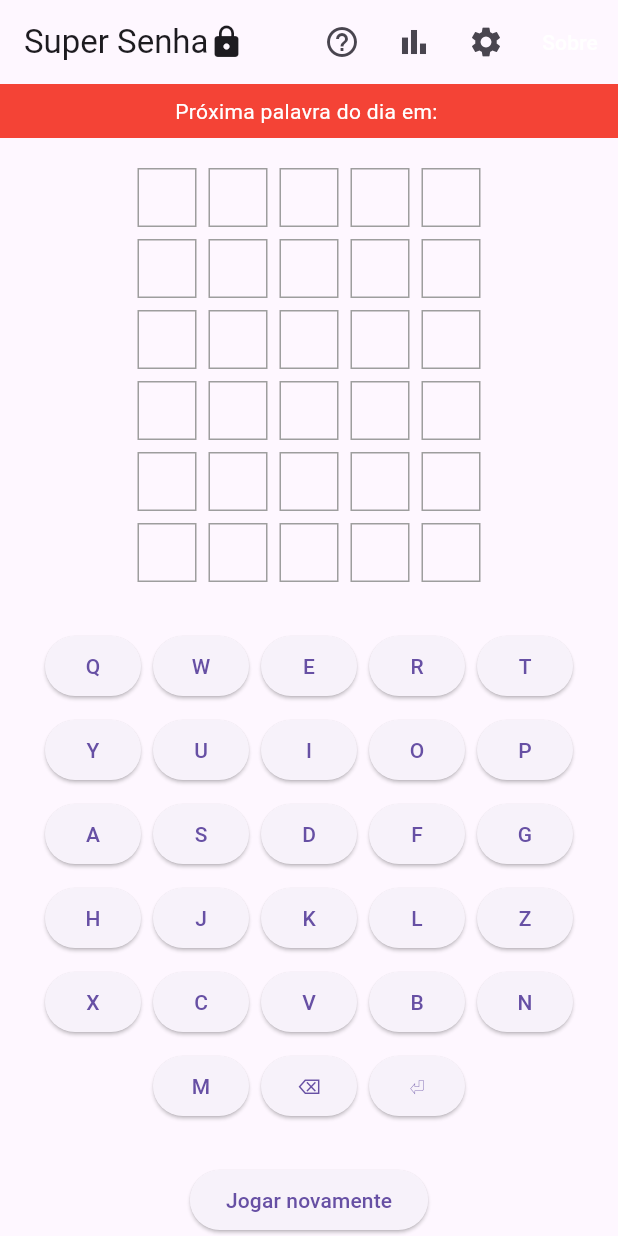
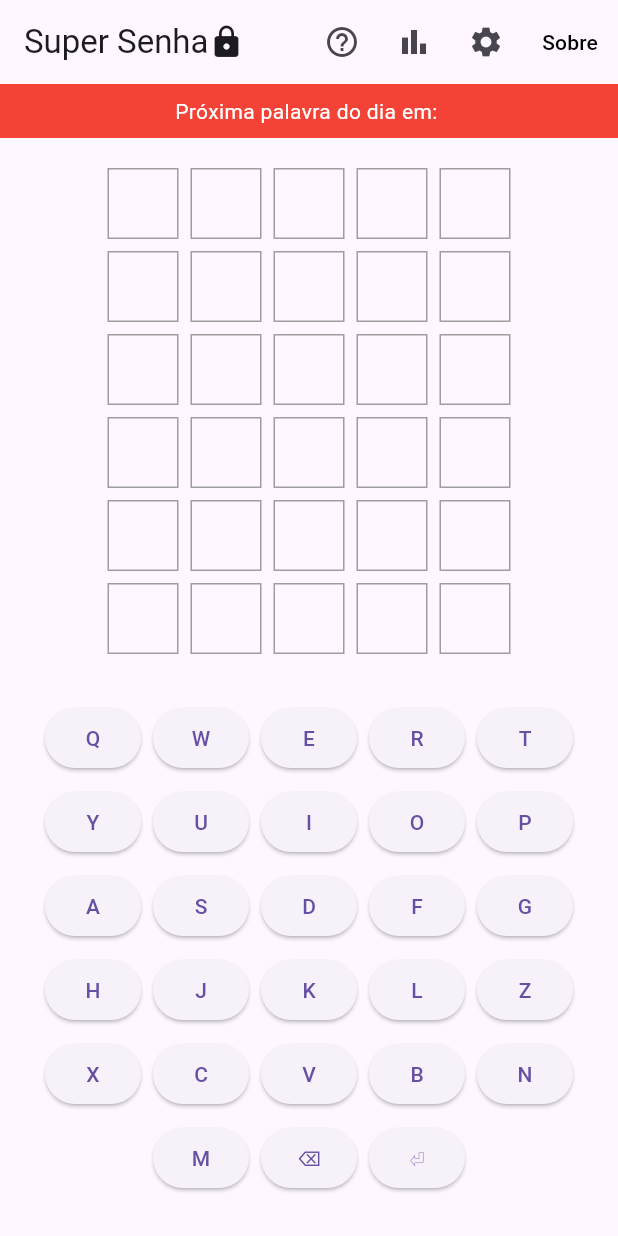
Before and after one commit to vperdigao/super_senha, a Flutter app: the screen it shows after launch, on a phone screen of 412 x 824 dp. Run offline on Flutter 3.47's test engine with Material 3 defaults, Android fonts, the phone set to English and light mode, and no system bars; our stand-ins replace shared_preferences.

Commit message:
Ajusta cores conforme tema e comportamento do botão de reinício

```diff
--- a/lib/main.dart
+++ b/lib/main.dart
@@ -560,6 +560,7 @@ class _GamePageState extends State<GamePage> {
   @override
   Widget build(BuildContext context) {
     final mq = MediaQuery.of(context);
+    final isLightTheme = Theme.of(context).brightness == Brightness.light;
     final actions = [
       IconButton(
         icon: const Icon(Icons.help_outline),
@@ -575,7 +576,12 @@ class _GamePageState extends State<GamePage> {
       ),
       TextButton(
         onPressed: _showAboutDialog,
-        child: const Text('Sobre', style: TextStyle(color: Colors.white)),
+        child: Text(
+          'Sobre',
+          style: TextStyle(
+            color: isLightTheme ? Colors.black : Colors.white,
+          ),
+        ),
       )
     ];
     final titleRow = Row(
@@ -620,6 +626,18 @@ class _GamePageState extends State<GamePage> {
             ),
             const SizedBox(height: 16),
             Expanded(child: _buildBoard()),
+            if (_gameOver)
+              Padding(
+                padding: const EdgeInsets.only(top: 8),
+                child: ElevatedButton(
+                  style: ElevatedButton.styleFrom(
+                    backgroundColor: Colors.red,
+                    foregroundColor: Colors.white,
+                  ),
+                  onPressed: _resetGameRandom,
+                  child: const Text('Jogar novamente'),
+                ),
+              ),
             const SizedBox(height: 24),
             if (_useDeviceKeyboard)
               Offstage(
@@ -636,10 +654,6 @@ class _GamePageState extends State<GamePage> {
             else
               _buildKeyboard(),
             const SizedBox(height: 24),
-            ElevatedButton(
-              onPressed: _resetGameRandom,
-              child: const Text('Jogar novamente'),
-            ),
           ],
         ),
       ),
@@ -696,7 +710,13 @@ class _GamePageState extends State<GamePage> {
                   alignment: Alignment.center,
                   child: Text(
                     letter.toUpperCase(),
-                    style: TextStyle(fontSize: fontSize),
+                    style: TextStyle(
+                      fontSize: fontSize,
+                      color: status == LetterStatus.wrong &&
+                              Theme.of(context).brightness == Brightness.light
+                          ? Colors.white
+                          : null,
+                    ),
                   ),
                 );
               }),
```
